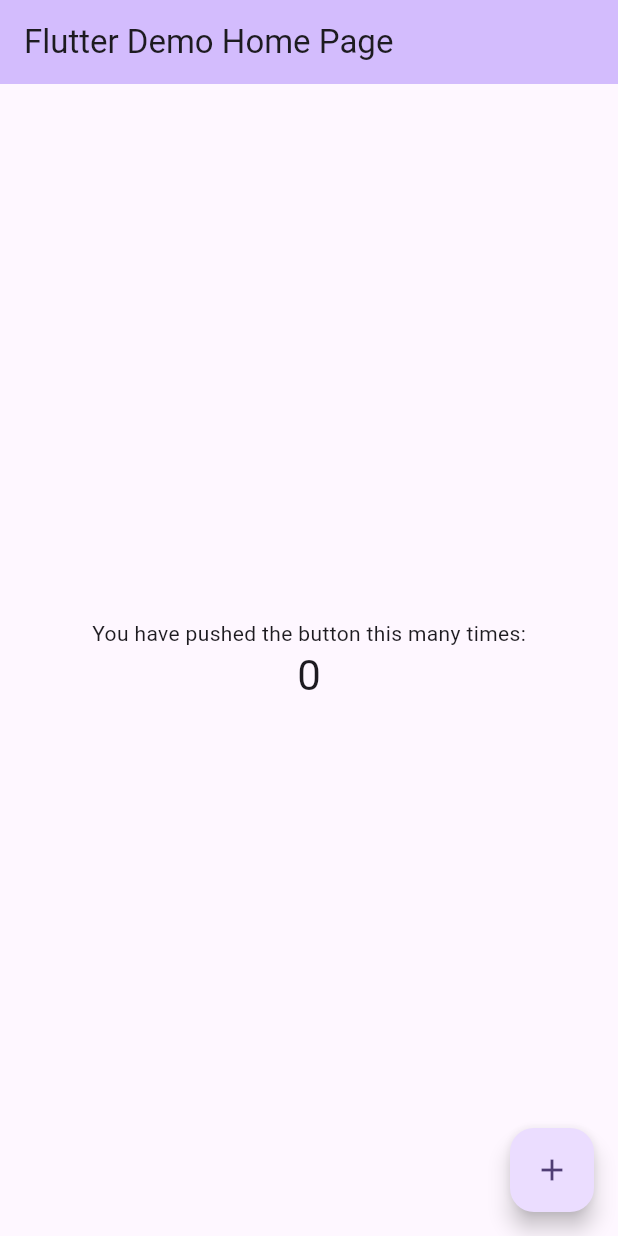
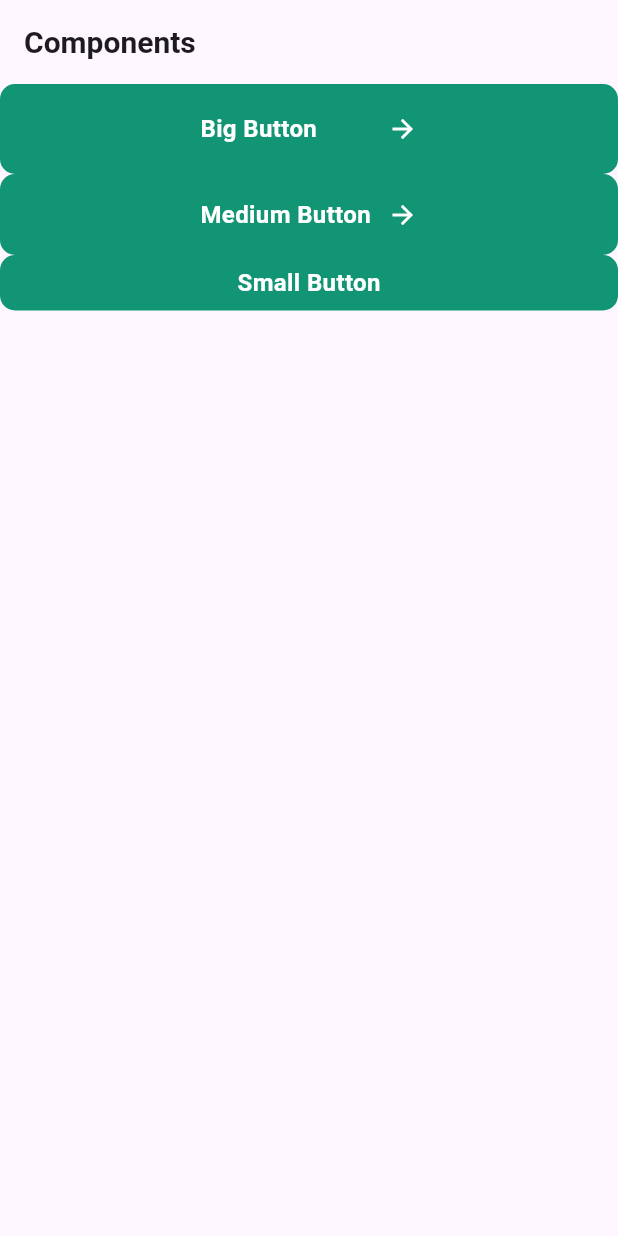
Before and after one commit to dbwpghks56/flutter_recipe_app_course, a Flutter app: the screen it shows after launch, on a phone screen of 412 x 824 dp. Run offline on Flutter 3.47's test engine with Material 3 defaults, Android fonts, the phone set to English and light mode, and no system bars.

Commit message:
[Feature] button components create

```diff
--- /dev/null
+++ b/lib/core/presentation/components/big_button.dart
@@ -0,0 +1,70 @@
+import 'package:flutter/material.dart';
+import 'package:flutter_recipe_app_course/ui/color_styles.dart';
+import 'package:flutter_recipe_app_course/ui/text_styles.dart';
+
+class BigButton extends StatefulWidget {
+  const BigButton(
+    this.text, {
+    super.key,
+    required this.onPressed,
+  });
+
+  final String text;
+  final void Function() onPressed;
+
+  @override
+  State<BigButton> createState() => _BigButtonState();
+}
+
+class _BigButtonState extends State<BigButton> {
+  bool isPressed = false;
+
+  @override
+  Widget build(BuildContext context) {
+    return GestureDetector(
+      onTapDown: (_) {
+        setState(() {
+          isPressed = !isPressed;
+        });
+      },
+      onTapUp: (_) {
+        setState(() {
+          isPressed = !isPressed;
+        });
+        widget.onPressed();
+      },
+      onTapCancel: () {
+        setState(() {
+          isPressed = !isPressed;
+        });
+      },
+      child: Container(
+        height: 60,
+        decoration: BoxDecoration(
+          borderRadius: BorderRadius.circular(10),
+          color: isPressed ? ColorStyles.gray4 : ColorStyles.primaryColor,
+        ),
+        child: Row(
+          mainAxisAlignment: MainAxisAlignment.center,
+          children: [
+            SizedBox(
+              width: 114,
+              child: Text(
+                widget.text,
+                style: TextStyles.normalTextBold.copyWith(
+                  color: ColorStyles.white,
+                ),
+              ),
+            ),
+            const SizedBox(width: 11),
+            Icon(
+              Icons.arrow_forward,
+              size: 20,
+              color: ColorStyles.white,
+            ),
+          ],
+        ),
+      ),
+    );
+  }
+}
--- /dev/null
+++ b/lib/core/presentation/components/medium_button.dart
@@ -0,0 +1,70 @@
+import 'package:flutter/material.dart';
+import 'package:flutter_recipe_app_course/ui/color_styles.dart';
+import 'package:flutter_recipe_app_course/ui/text_styles.dart';
+
+class MediumButton extends StatefulWidget {
+  const MediumButton(
+    this.text, {
+    super.key,
+    required this.onPressed,
+  });
+
+  final String text;
+  final void Function() onPressed;
+
+  @override
+  State<MediumButton> createState() => _MediumButtonState();
+}
+
+class _MediumButtonState extends State<MediumButton> {
+  bool isPressed = false;
+
+  @override
+  Widget build(BuildContext context) {
+    return GestureDetector(
+      onTapDown: (_) {
+        setState(() {
+          isPressed = !isPressed;
+        });
+      },
+      onTapUp: (_) {
+        setState(() {
+          isPressed = !isPressed;
+        });
+        widget.onPressed();
+      },
+      onTapCancel: () {
+        setState(() {
+          isPressed = !isPressed;
+        });
+      },
+      child: Container(
+        height: 54,
+        decoration: BoxDecoration(
+          borderRadius: BorderRadius.circular(10),
+          color: isPressed ? ColorStyles.gray4 : ColorStyles.primaryColor,
+        ),
+        child: Row(
+          mainAxisAlignment: MainAxisAlignment.center,
+          children: [
+            SizedBox(
+              width: 114,
+              child: Text(
+                widget.text,
+                style: TextStyles.normalTextBold.copyWith(
+                  color: ColorStyles.white,
+                ),
+              ),
+            ),
+            const SizedBox(width: 11),
+            Icon(
+              Icons.arrow_forward,
+              size: 20,
+              color: ColorStyles.white,
+            ),
+          ],
+        ),
+      ),
+    );
+  }
+}
--- /dev/null
+++ b/lib/core/presentation/components/small_button.dart
@@ -0,0 +1,58 @@
+import 'package:flutter/material.dart';
+import 'package:flutter_recipe_app_course/ui/color_styles.dart';
+import 'package:flutter_recipe_app_course/ui/text_styles.dart';
+
+class SmallButton extends StatefulWidget {
+  const SmallButton(
+    this.text, {
+    super.key,
+    required this.onPressed,
+  });
+
+  final String text;
+  final void Function() onPressed;
+
+  @override
+  State<SmallButton> createState() => _SmallButtonState();
+}
+
+class _SmallButtonState extends State<SmallButton> {
+  bool isPressed = false;
+
+  @override
+  Widget build(BuildContext context) {
+    return GestureDetector(
+      onTapDown: (_) {
+        setState(() {
+          isPressed = !isPressed;
+        });
+      },
+      onTapUp: (_) {
+        setState(() {
+          isPressed = !isPressed;
+        });
+        widget.onPressed();
+      },
+      onTapCancel: () {
+        setState(() {
+          isPressed = !isPressed;
+        });
+      },
+      child: Container(
+        height: 37,
+        decoration: BoxDecoration(
+          borderRadius: BorderRadius.circular(10),
+          color: isPressed ? ColorStyles.gray4 : ColorStyles.primaryColor,
+        ),
+        child: Center(
+          child: Text(
+            widget.text,
+            style: TextStyles.normalTextBold.copyWith(
+              color: ColorStyles.white,
+            ),
+          ),
+        ),
+      ),
+    );
+  }
+}
--- a/lib/main.dart
+++ b/lib/main.dart
@@ -1,4 +1,8 @@
 import 'package:flutter/material.dart';
+import 'package:flutter_recipe_app_course/core/presentation/components/big_button.dart';
+import 'package:flutter_recipe_app_course/core/presentation/components/medium_button.dart';
+import 'package:flutter_recipe_app_course/core/presentation/components/small_button.dart';
+import 'package:flutter_recipe_app_course/ui/text_styles.dart';
 
 void main() {
   runApp(const MyApp());
@@ -12,114 +16,50 @@
   Widget build(BuildContext context) {
     return MaterialApp(
       title: 'Flutter Demo',
+      debugShowCheckedModeBanner: false,
       theme: ThemeData(
-        // This is the theme of your application.
-        //
-        // TRY THIS: Try running your application with "flutter run". You'll see
-        // the application has a purple toolbar. Then, without quitting the app,
-        // try changing the seedColor in the colorScheme below to Colors.green
-        // and then invoke "hot reload" (save your changes or press the "hot
-        // reload" button in a Flutter-supported IDE, or press "r" if you used
-        // the command line to start the app).
-        //
-        // Notice that the counter didn't reset back to zero; the application
-        // state is not lost during the reload. To reset the state, use hot
-        // restart instead.
-        //
-        // This works for code too, not just values: Most code changes can be
-        // tested with just a hot reload.
         colorScheme: ColorScheme.fromSeed(seedColor: Colors.deepPurple),
         useMaterial3: true,
       ),
-      home: const MyHomePage(title: 'Flutter Demo Home Page'),
+      home: const MyHomePage(),
     );
   }
 }
 
-class MyHomePage extends StatefulWidget {
-  const MyHomePage({super.key, required this.title});
-
-  // This widget is the home page of your application. It is stateful, meaning
-  // that it has a State object (defined below) that contains fields that affect
-  // how it looks.
-
-  // This class is the configuration for the state. It holds the values (in this
-  // case the title) provided by the parent (in this case the App widget) and
-  // used by the build method of the State. Fields in a Widget subclass are
-  // always marked "final".
-
-  final String title;
-
-  @override
-  State<MyHomePage> createState() => _MyHomePageState();
-}
-
-class _MyHomePageState extends State<MyHomePage> {
-  int _counter = 0;
-
-  void _incrementCounter() {
-    setState(() {
-      // This call to setState tells the Flutter framework that something has
-      // changed in this State, which causes it to rerun the build method below
-      // so that the display can reflect the updated values. If we changed
-      // _counter without calling setState(), then the build method would not be
-      // called again, and so nothing would appear to happen.
-      _counter++;
-    });
-  }
+class MyHomePage extends StatelessWidget {
+  const MyHomePage({super.key});
 
   @override
   Widget build(BuildContext context) {
-    // This method is rerun every time setState is called, for instance as done
-    // by the _incrementCounter method above.
-    //
-    // The Flutter framework has been optimized to make rerunning build methods
-    // fast, so that you can just rebuild anything that needs updating rather
-    // than having to individually change instances of widgets.
     return Scaffold(
       appBar: AppBar(
-        // TRY THIS: Try changing the color here to a specific color (to
-        // Colors.amber, perhaps?) and trigger a hot reload to see the AppBar
-        // change color while the other colors stay the same.
-        backgroundColor: Theme.of(context).colorScheme.inversePrimary,
-        // Here we take the value from the MyHomePage object that was created by
-        // the App.build method, and use it to set our appbar title.
-        title: Text(widget.title),
-      ),
-      body: Center(
-        // Center is a layout widget. It takes a single child and positions it
-        // in the middle of the parent.
-        child: Column(
-          // Column is also a layout widget. It takes a list of children and
-          // arranges them vertically. By default, it sizes itself to fit its
-          // children horizontally, and tries to be as tall as its parent.
-          //
-          // Column has various properties to control how it sizes itself and
-          // how it positions its children. Here we use mainAxisAlignment to
-          // center the children vertically; the main axis here is the vertical
-          // axis because Columns are vertical (the cross axis would be
-          // horizontal).
-          //
-          // TRY THIS: Invoke "debug painting" (choose the "Toggle Debug Paint"
-          // action in the IDE, or press "p" in the console), to see the
-          // wireframe for each widget.
-          mainAxisAlignment: MainAxisAlignment.center,
-          children: <Widget>[
-            const Text(
-              'You have pushed the button this many times:',
-            ),
-            Text(
-              '$_counter',
-              style: Theme.of(context).textTheme.headlineMedium,
-            ),
-          ],
+        title: const Text(
+          'Components',
+          style: TextStyles.largeTextBold,
         ),
       ),
-      floatingActionButton: FloatingActionButton(
-        onPressed: _incrementCounter,
-        tooltip: 'Increment',
-        child: const Icon(Icons.add),
-      ), // This trailing comma makes auto-formatting nicer for build methods.
+      body: ListView(
+        children: [
+          BigButton(
+            "Big Button",
+            onPressed: () {
+              print("Big Button Pressed");
+            },
+          ),
+          MediumButton(
+            "Medium Button",
+            onPressed: () {
+              print("Medium Button Pressed");
+            },
+          ),
+          SmallButton(
+            "Small Button",
+            onPressed: () {
+              print("Small Button Pressed");
+            },
+          ),
+        ],
+      ),
     );
   }
 }
```
